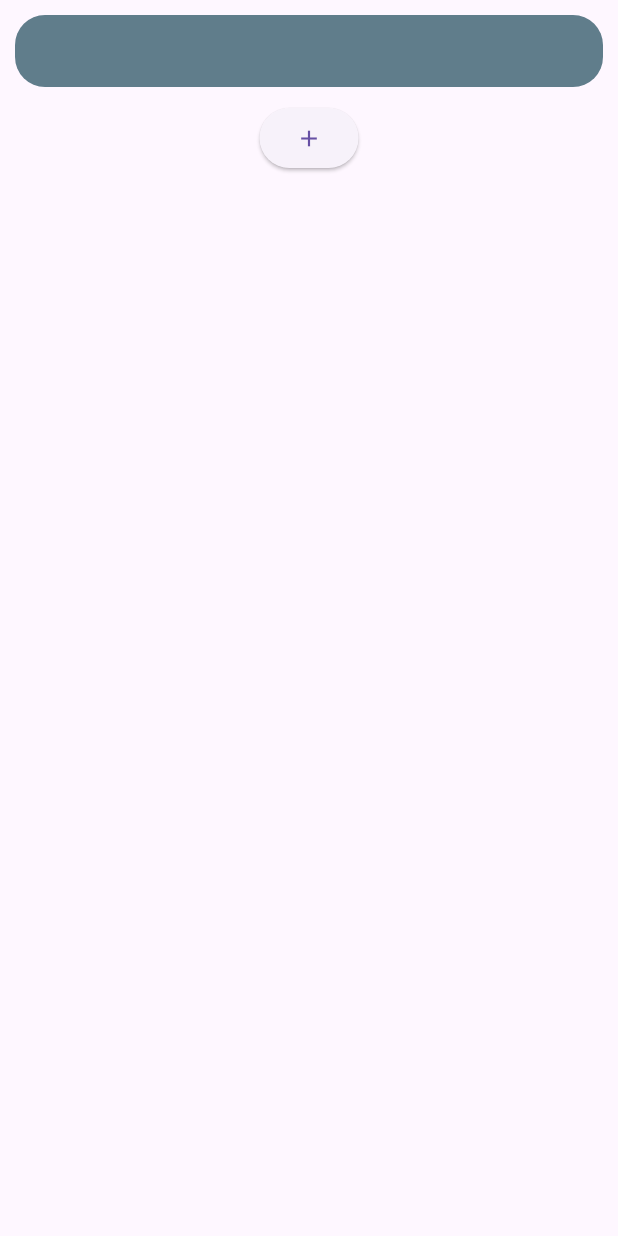
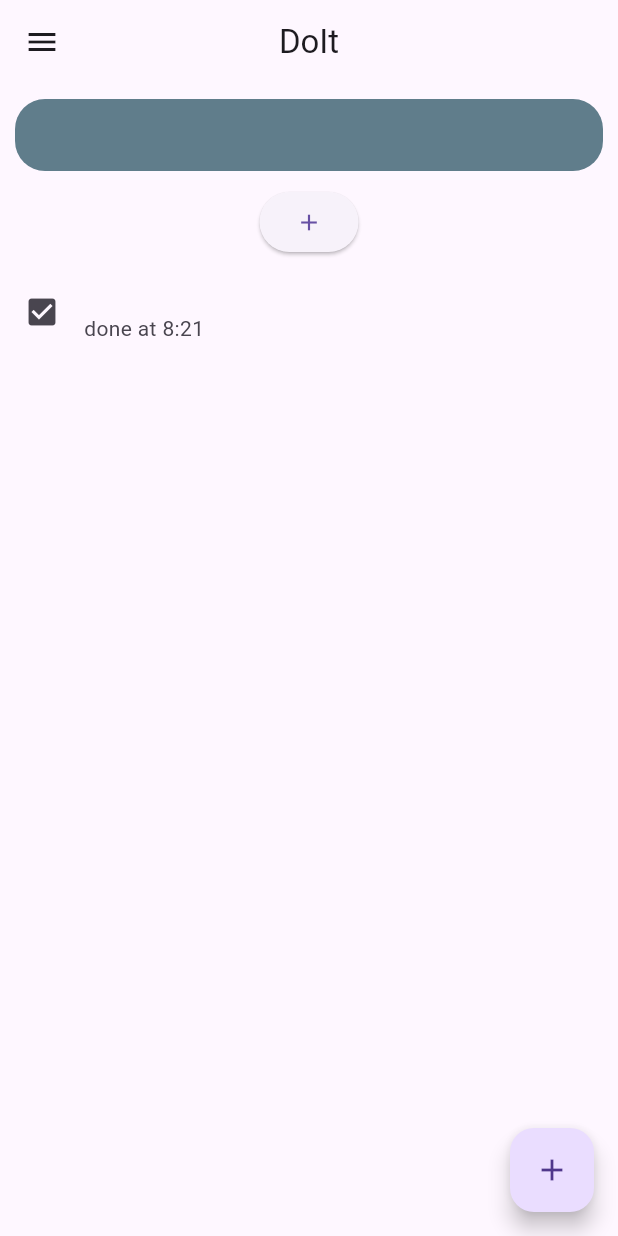
Before and after one commit to farzadseyyedzadeh/doit_todo_app, a Flutter app: the screen it shows after launch, after a tap on the "add" icon, on a phone screen of 412 x 824 dp. Run offline on Flutter 3.47's test engine with Material 3 defaults, Android fonts, the phone set to English and light mode, and no system bars.

Commit message:
listTile added

```diff
--- /dev/null
+++ b/lib/models/todo.dart
@@ -0,0 +1,11 @@
+// ignore_for_file: public_member_api_docs, sort_constructors_first
+class ToDo {
+  final String id;
+  final String todoText;
+  bool isDone;
+  ToDo({
+    required this.id,
+    required this.todoText,
+    this.isDone = false,
+  });
+}
--- a/lib/screens/home_screen.dart
+++ b/lib/screens/home_screen.dart
@@ -1,3 +1,4 @@
+import 'package:doit_todo_app/widgets/todo_item.dart';
 import 'package:flutter/material.dart';
 
 class HomeScreen extends StatefulWidget {
@@ -15,6 +16,23 @@ class _HomeScreenState extends State<HomeScreen> {
   @override
   Widget build(BuildContext context) {
     return Scaffold(
+      drawer: Drawer(
+        child: Container(
+          padding: const EdgeInsets.all(30),
+          child: const Column(
+            crossAxisAlignment: CrossAxisAlignment.start,
+            children: [Text('tasks'), Text('setting'), Text('logout')],
+          ),
+        ),
+      ),
+      floatingActionButton: FloatingActionButton(
+        onPressed: () {},
+        child: Icon(Icons.add),
+      ),
+      appBar: AppBar(
+        title: const Text('DoIt'),
+        centerTitle: true,
+      ),
       body: SafeArea(
         child: Column(
           children: [
@@ -38,7 +56,7 @@ class _HomeScreenState extends State<HomeScreen> {
                   todoController.clear();
                 },
                 child: Icon(Icons.add)),
-            for (String todo in todos) Text(todo),
+            for (String todo in todos) ToDoItem(todoText: todo),
           ],
         ),
       ),
--- /dev/null
+++ b/lib/widgets/todo_item.dart
@@ -0,0 +1,34 @@
+import 'package:flutter/material.dart';
+
+class ToDoItem extends StatefulWidget {
+  final todoText;
+  bool isDone;
+  ToDoItem({super.key, required this.todoText, this.isDone = false});
+
+  @override
+  State<ToDoItem> createState() => _ToDoItemState();
+}
+
+class _ToDoItemState extends State<ToDoItem> {
+  @override
+  Widget build(BuildContext context) {
+    return ListTile(
+      onTap: () {
+        setState(() {
+          widget.isDone = !widget.isDone;
+        });
+      },
+      leading: widget.isDone
+          ? Icon(Icons.check_box_outline_blank)
+          : Icon(Icons.check_box),
+      title: Text(
+        widget.todoText,
+        style: TextStyle(
+            decoration: widget.isDone
+                ? TextDecoration.none
+                : TextDecoration.lineThrough),
+      ),
+      subtitle: Text('done at 8:21'),
+    );
+  }
+}
```
